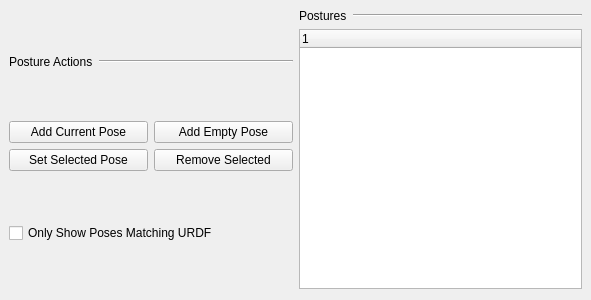
Qt form ui/poses_widget.ui (ARoefer/giskard_ide) before a commit.
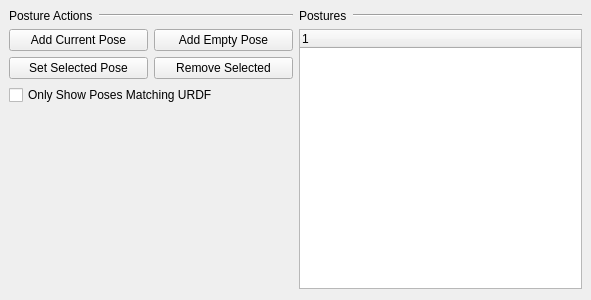
The same form after that commit.

```diff
--- a/ui/poses_widget.ui
+++ b/ui/poses_widget.ui
@@ -100,6 +100,19 @@
        </property>
       </widget>
      </item>
+     <item>
+      <spacer name="verticalSpacer">
+       <property name="orientation">
+        <enum>Qt::Vertical</enum>
+       </property>
+       <property name="sizeHint" stdset="0">
+        <size>
+         <width>20</width>
+         <height>0</height>
+        </size>
+       </property>
+      </spacer>
+     </item>
     </layout>
    </item>
    <item>
```
Left out of the diff: 2 changed lines with no effect on the pictures.
